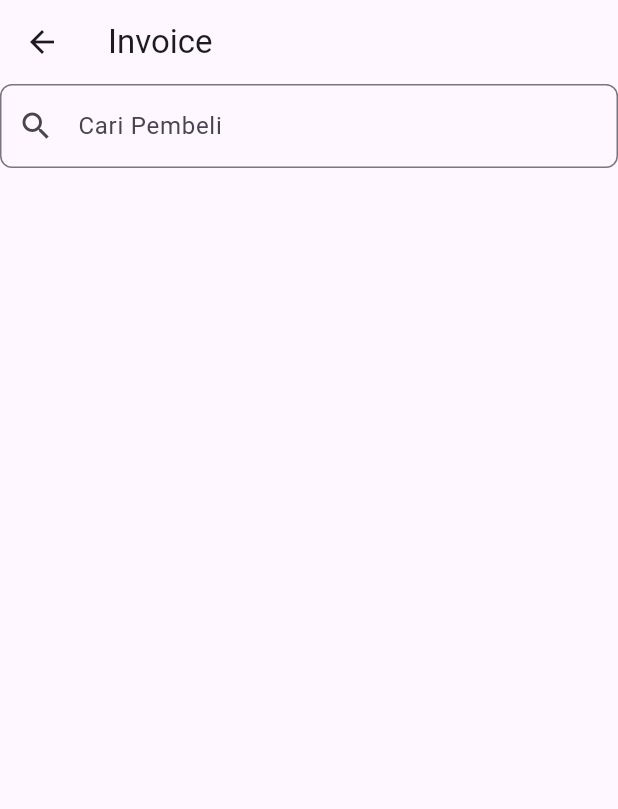
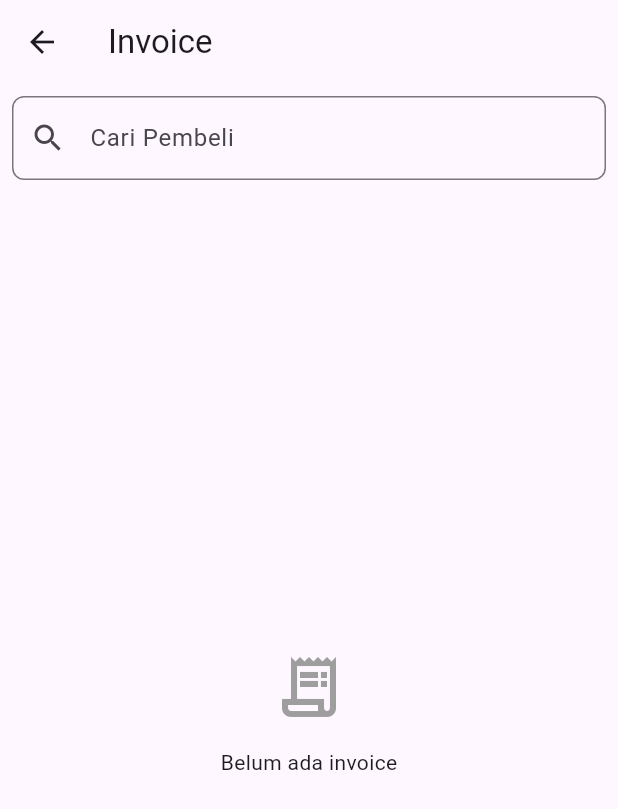
Before and after one commit to Pangestufp/UASMoPorgKel1, a Flutter app: the screen it shows once a user with an empty profile is signed in, in the side drawer, after a tap on "Invoice", on a phone screen of 412 x 824 dp. Shown: the top 809 px of the screen. Run offline on Flutter 3.47's test engine with Material 3 defaults, Android fonts, the phone set to English and light mode, and no system bars; our stand-ins replace cloud_firestore, curved_navigation_bar, firebase_auth, firebase_core, firebase_storage, flutter_animate and 2 more; missing offline and left inert: bounce_tapper, flutter_pdfview; accounts and stored records are empty.

Commit message:
Push invoice

```diff
--- a/lib/models/invoice.dart
+++ b/lib/models/invoice.dart
@@ -32,7 +32,7 @@ class Invoice {
   }
 
   factory Invoice.fromFirestore(DocumentSnapshot doc) {
-    Map data = doc.data() as Map<String, dynamic>;
+    Map<String, dynamic> data = doc.data() as Map<String, dynamic>;
     return Invoice(
       idInvoice: doc.id,
       idUser: data['idUser'],
@@ -40,7 +40,9 @@ class Invoice {
       alamat: data['alamat'],
       waktu: data['waktu'],
       urlInvoice: data['urlInvoice'],
-      transaksiList: (data['transaksiList'] as List).map((item) => Transaksi.fromFirestore(item)).toList(),
+      transaksiList: ((data['transaksiList'] ?? []) as List)
+          .map((item) => Transaksi.fromMap(item as Map<String, dynamic>))
+          .toList(),
     );
   }
 }
--- a/lib/screens/invoice/invoicePage.dart
+++ b/lib/screens/invoice/invoicePage.dart
@@ -17,6 +17,8 @@ class _InvoicePageState extends State<InvoicePage> {
   List<Invoice> _invoiceList = [];
   List<Invoice> _filteredInvoiceList = [];
   final TextEditingController _searchController = TextEditingController();
+  bool _isLoading = true;
+  String? _error;
 
   @override
   void initState() {
@@ -25,9 +27,31 @@ class _InvoicePageState extends State<InvoicePage> {
     _searchController.addListener(_filterInvoiceList);
   }
 
+  @override
+  void dispose() {
+    _searchController.dispose();
+    super.dispose();
+  }
+
   Future<void> _fetchInvoiceList() async {
+    try {
+      setState(() {
+        _isLoading = true;
+        _error = null;
+      });
+
       _invoiceList = await AppServices.readAllInvoice(widget.user);
-    setState(() {});
+      _filteredInvoiceList = _invoiceList;
+
+      setState(() {
+        _isLoading = false;
+      });
+    } catch (e) {
+      setState(() {
+        _isLoading = false;
+        _error = 'Terjadi kesalahan saat mengambil data: $e';
+      });
+    }
   }
 
   void _filterInvoiceList() {
@@ -39,15 +63,140 @@ class _InvoicePageState extends State<InvoicePage> {
     });
   }
 
+  Widget _buildLoadingState() {
+    return Center(
+      child: Column(
+        mainAxisAlignment: MainAxisAlignment.center,
+        children: [
+          CircularProgressIndicator(),
+          SizedBox(height: 16),
+          Text('Memuat data invoice...'),
+        ],
+      ),
+    );
+  }
+
+  Widget _buildErrorState() {
+    return Center(
+      child: Column(
+        mainAxisAlignment: MainAxisAlignment.center,
+        children: [
+          Icon(Icons.error_outline, size: 48, color: Colors.red),
+          SizedBox(height: 16),
+          Text(_error ?? 'Terjadi kesalahan'),
+          SizedBox(height: 16),
+          ElevatedButton(
+            onPressed: _fetchInvoiceList,
+            child: Text('Coba Lagi'),
+          ),
+        ],
+      ),
+    );
+  }
+
+  Widget _buildEmptyState() {
+    return Center(
+      child: Column(
+        mainAxisAlignment: MainAxisAlignment.center,
+        children: [
+          Icon(Icons.receipt_long_outlined, size: 48, color: Colors.grey),
+          SizedBox(height: 16),
+          Text('Belum ada invoice'),
+        ],
+      ),
+    );
+  }
+
+  Widget _buildContent() {
+    if (_isLoading) {
+      return _buildLoadingState();
+    }
+
+    if (_error != null) {
+      return _buildErrorState();
+    }
+
+    if (_filteredInvoiceList.isEmpty) {
+      return _buildEmptyState();
+    }
+
+    return ListView.builder(
+      itemCount: _filteredInvoiceList.length,
+      itemBuilder: (context, index) {
+        final invoice = _filteredInvoiceList[index];
+        return Card(
+          margin: EdgeInsets.symmetric(horizontal: 8, vertical: 4),
+          child: ListTile(
+            title: Text(
+              invoice.namaPelanggan,
+              style: TextStyle(fontWeight: FontWeight.bold),
+            ),
+            subtitle: Text(invoice.alamat),
+            trailing: IconButton(
+              onPressed: () {
+                Navigator.push(
+                  context,
+                  MaterialPageRoute(
+                    builder: (context) => PdfViewerPage(path: invoice.urlInvoice),
+                  ),
+                );
+              },
+              icon: Icon(Icons.open_in_new, color: Colors.blue),
+            ),
+            leading: Container(
+              child: Column(
+                mainAxisSize: MainAxisSize.min,
+                children: [
+                  Text(
+                    DateFormat.d().format(DateTime.parse(invoice.waktu)),
+                    style: TextStyle(
+                      fontWeight: FontWeight.bold,
+                      fontSize: 20.0,
+                      color: Colors.blue,
+                    ),
+                  ),
+                  Text(
+                    DateFormat.MMM().format(DateTime.parse(invoice.waktu)),
+                    style: TextStyle(
+                      color: Colors.blue,
+                    ),
+                  ),
+                ],
+              ),
+            ),
+          ),
+        );
+      },
+    );
+  }
+
   @override
   Widget build(BuildContext context) {
     return Scaffold(
       appBar: AppBar(
         title: Text("Invoice"),
+        actions: [
+          if (_isLoading)
+            Center(
+              child: Container(
+                margin: EdgeInsets.only(right: 16),
+                width: 20,
+                height: 20,
+                child: CircularProgressIndicator(
+                  strokeWidth: 2,
+                  color: Colors.white,
                 ),
-      body: Column(
+              ),
+            ),
+        ],
+      ),
+      body: RefreshIndicator(
+        onRefresh: _fetchInvoiceList,
+        child: Column(
           children: [
-          TextField(
+            Padding(
+              padding: const EdgeInsets.all(8.0),
+              child: TextField(
                 controller: _searchController,
                 decoration: InputDecoration(
                   labelText: "Cari Pembeli",
@@ -57,38 +206,14 @@ class _InvoicePageState extends State<InvoicePage> {
                   ),
                 ),
               ),
+            ),
             Expanded(
-            child: ListView.builder(
-              itemCount: _filteredInvoiceList.length,
-              itemBuilder: (context, index) {
-                final invoice = _filteredInvoiceList[index];
-                return ListTile(
-                    title: Text(invoice.namaPelanggan),
-                    subtitle: Text(invoice.alamat),
-                    trailing: IconButton(onPressed: (){
-                      Navigator.push(context, MaterialPageRoute(builder: (context)=>PdfViewerPage(path: invoice.urlInvoice)));
-                    }, icon: Icon(Icons.open_in_new)),
-                    leading: Column(
-                      mainAxisSize: MainAxisSize.min,
-                      children: [
-                        Text(
-                          DateFormat.d()
-                              .format(DateTime.parse(invoice.waktu)),
-                          style: TextStyle(
-                              fontWeight: FontWeight.bold,
-                              fontSize: 20.0,
-                              color: Colors.blue),
+              child: _buildContent(),
             ),
-                        Text(DateFormat.MMM()
-                            .format(DateTime.parse(invoice.waktu))),
           ],
-                    )
-                );
-              },
         ),
-          )
-        ],
       ),
     );
   }
+
 }
```
Also changed, not shown: lib/models/barang.dart (+15 -0 lines), lib/models/transaksi.dart (+8 -0 lines), lib/screens/penjualan/penjualanPage.dart (+7 -5 lines). Lines whose indentation alone changed are shown as unchanged.
